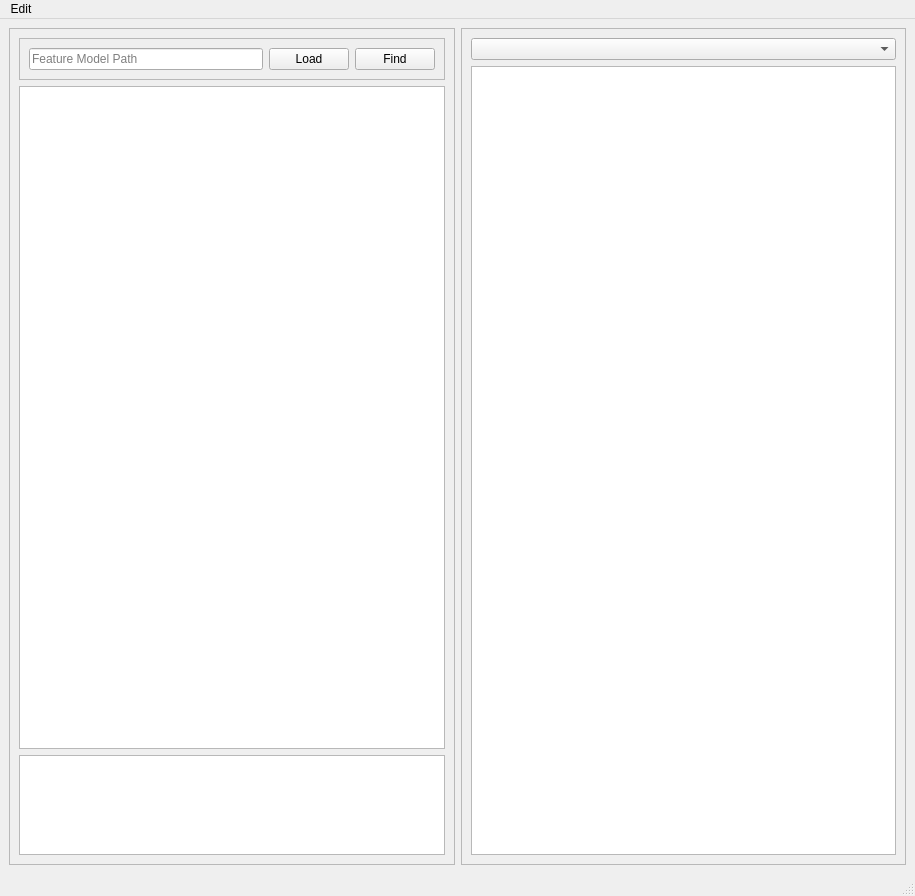
Before: the Qt Designer form tools/fm-editor/FeatureModelEditor.ui in se-sic/vara-feature, drawn with Qt 5.
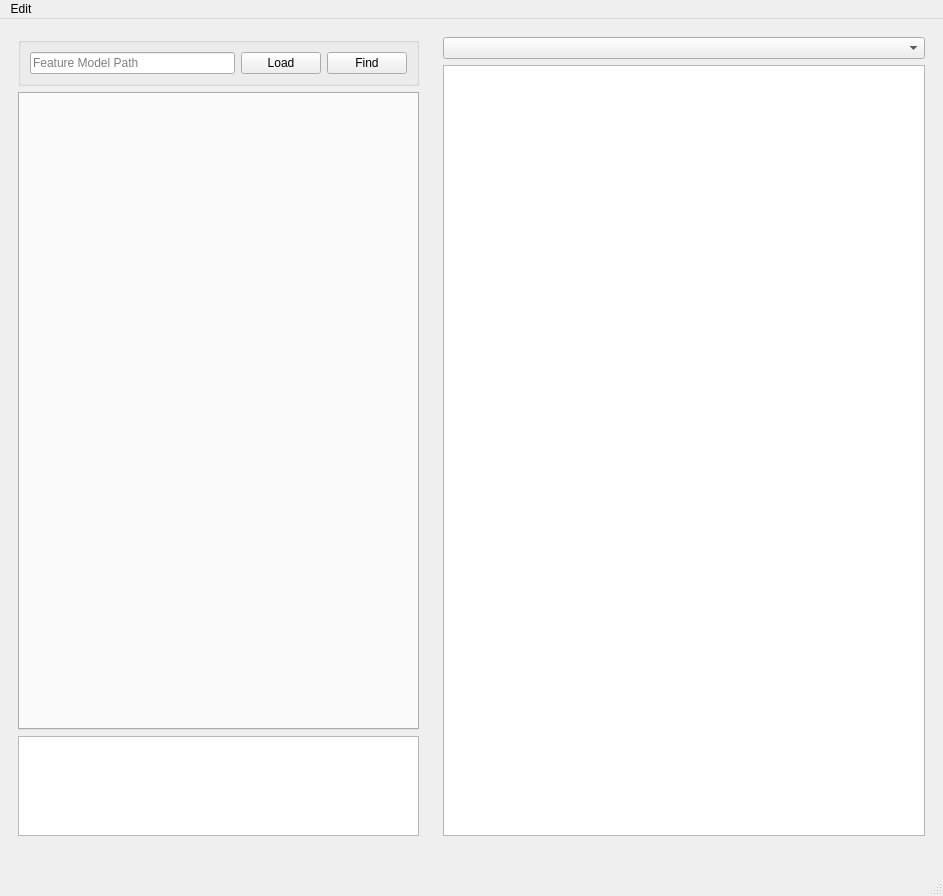
After: the same form once the commit is applied.

Commit message: Add tree view as alternative for view for feature model.

Diff of the .ui file:
```diff
--- a/tools/fm-editor/FeatureModelEditor.ui
+++ b/tools/fm-editor/FeatureModelEditor.ui
@@ -6,7 +6,7 @@
    <rect>
     <x>0</x>
     <y>0</y>
-    <width>915</width>
+    <width>943</width>
     <height>896</height>
    </rect>
   </property>
@@ -16,15 +16,47 @@
   <widget class="QWidget" name="centralwidget">
    <layout class="QGridLayout" name="gridLayout">
     <item row="1" column="0">
-     <widget class="QFrame" name="frame_2">
-      <property name="frameShape">
-       <enum>QFrame::StyledPanel</enum>
+     <spacer name="horizontalSpacer_2">
+      <property name="orientation">
+       <enum>Qt::Horizontal</enum>
       </property>
-      <property name="frameShadow">
-       <enum>QFrame::Raised</enum>
+      <property name="sizeType">
+       <enum>QSizePolicy::Preferred</enum>
+      </property>
+      <property name="sizeHint" stdset="0">
+       <size>
+        <width>40</width>
+        <height>20</height>
+       </size>
+      </property>
+     </spacer>
+    </item>
+    <item row="1" column="1">
+     <spacer name="horizontalSpacer">
+      <property name="orientation">
+       <enum>Qt::Horizontal</enum>
+      </property>
+      <property name="sizeType">
+       <enum>QSizePolicy::Preferred</enum>
+      </property>
+      <property name="sizeHint" stdset="0">
+       <size>
+        <width>40</width>
+        <height>20</height>
+       </size>
+      </property>
+     </spacer>
+    </item>
+    <item row="0" column="0">
+     <widget class="QWidget" name="widget_2" native="true">
+      <property name="minimumSize">
+       <size>
+        <width>200</width>
+        <height>0</height>
+       </size>
       </property>
       <layout class="QGridLayout" name="gridLayout_3">
-       <item row="2" column="2">
+       <item row="3" column="3">
         <widget class="QTextEdit" name="featureInfo">
          <property name="minimumSize">
           <size>
@@ -43,36 +75,21 @@
          </property>
         </widget>
        </item>
-       <item row="1" column="2">
-        <widget class="QGraphicsView" name="featureGraph">
-         <property name="minimumSize">
-          <size>
-           <width>0</width>
-           <height>400</height>
-          </size>
-         </property>
-         <property name="maximumSize">
-          <size>
-           <width>16777215</width>
-           <height>16777215</height>
-          </size>
+       <item row="1" column="3">
+        <widget class="QTabWidget" name="tabWidget">
+         <property name="currentIndex">
+          <number>-1</number>
          </property>
         </widget>
        </item>
-       <item row="0" column="2">
-        <widget class="QFrame" name="frame">
+       <item row="0" column="3">
+        <widget class="QGroupBox" name="groupBox">
          <property name="maximumSize">
           <size>
            <width>16777215</width>
            <height>50</height>
           </size>
          </property>
-         <property name="frameShape">
-          <enum>QFrame::StyledPanel</enum>
-         </property>
-         <property name="frameShadow">
-          <enum>QFrame::Raised</enum>
-         </property>
          <layout class="QGridLayout" name="gridLayout_2">
           <item row="0" column="0">
            <widget class="QLineEdit" name="ModelFile">
@@ -110,13 +127,19 @@
       </layout>
      </widget>
     </item>
-    <item row="1" column="1">
-     <widget class="QFrame" name="frame_3">
-      <property name="frameShape">
-       <enum>QFrame::StyledPanel</enum>
+    <item row="0" column="1">
+     <widget class="QWidget" name="widget_3" native="true">
+      <property name="sizePolicy">
+       <sizepolicy hsizetype="MinimumExpanding" vsizetype="MinimumExpanding">
+        <horstretch>0</horstretch>
+        <verstretch>0</verstretch>
+       </sizepolicy>
       </property>
-      <property name="frameShadow">
-       <enum>QFrame::Raised</enum>
+      <property name="minimumSize">
+       <size>
+        <width>500</width>
+        <height>0</height>
+       </size>
       </property>
       <layout class="QGridLayout" name="gridLayout_4">
        <item row="0" column="0">
@@ -135,8 +158,8 @@
     <rect>
      <x>0</x>
      <y>0</y>
-     <width>915</width>
-     <height>34</height>
+     <width>943</width>
+     <height>30</height>
     </rect>
    </property>
    <widget class="QMenu" name="menuEdit">
```
The commit also changes 9 other files.
